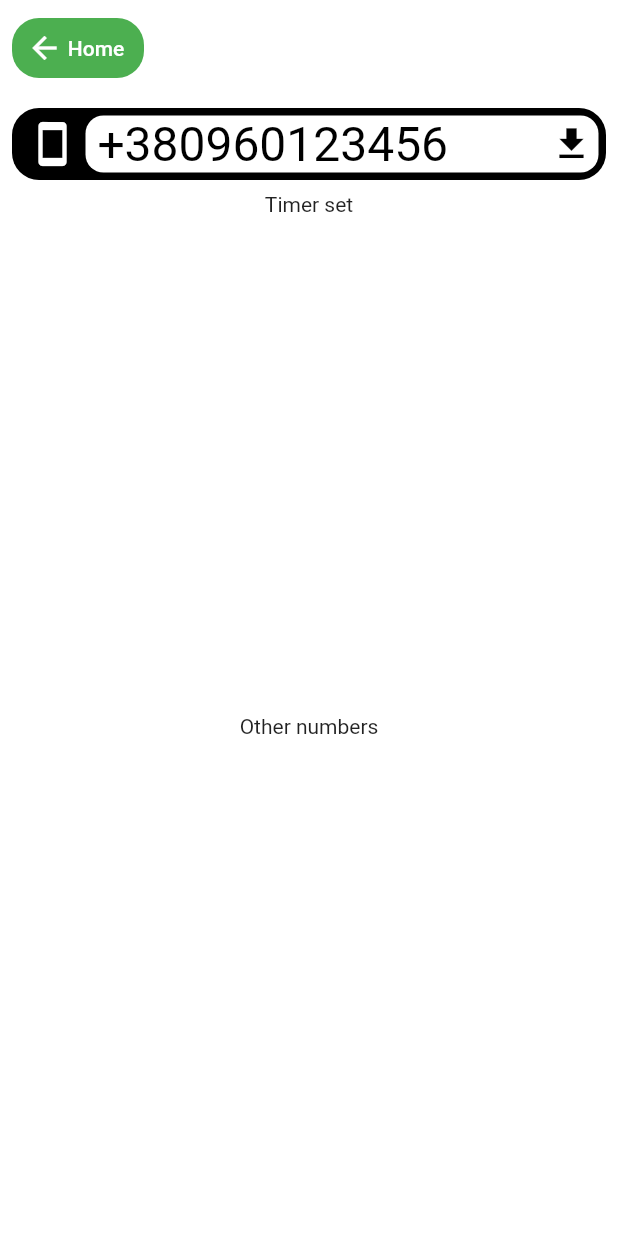
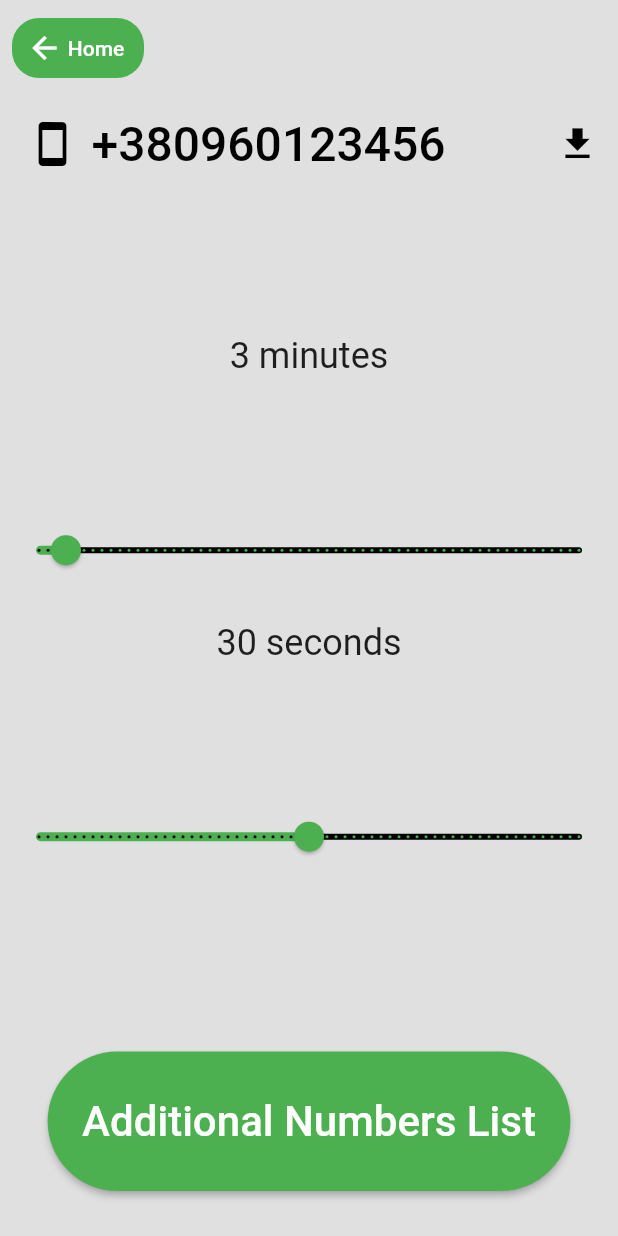
Before and after one commit to bgoncharuck/saveme, a Flutter app: the screen it shows after launch, after a tap on "Settings", on a phone screen of 412 x 824 dp. Run offline on Flutter 3.47's test engine with Material 2 defaults, Android fonts, the phone set to English and light mode, and no system bars.

Commit message:
layout almost done

```diff
--- a/lib/add_number.dart
+++ b/lib/add_number.dart
@@ -18,8 +18,8 @@ class _SaveMeAddNumberState extends State<SaveMeAddNumber> {
             Row(
               children: <Widget>[
                 NavigationButton(
-                    navigate: "/settings",
-                    name: "Settings",
+                    navigate: "/settings/numbers",
+                    name: "Numbers List",
                     icon: Icons.arrow_back,
                     backgroundColor: ColorTheme.darkPrimary,
                     color: ColorTheme.textPrimary),
--- a/lib/home.dart
+++ b/lib/home.dart
@@ -23,7 +23,7 @@ class _SaveMeHomeState extends State<SaveMeHome> {
                     navigate: "/settings",
                     name: "Settings",
                     icon: Icons.settings,
-                    backgroundColor: ColorTheme.darkPrimary,
+                    backgroundColor: ColorTheme.defaultPrimary,
                     color: ColorTheme.textPrimary),
                 Expanded(
                   child: SizedBox(),
@@ -38,8 +38,8 @@ class _SaveMeHomeState extends State<SaveMeHome> {
                 Column(
                   children: <Widget>[
                     Text(
-                      "${CallTimer.minute}",
-                      style: TextStyle(fontSize: 128),
+                      "${CallTimer.minute.toInt()}",
+                      style: TextStyle(fontSize: 96),
                     ),
                     Text(
                       "min",
@@ -55,8 +55,8 @@ class _SaveMeHomeState extends State<SaveMeHome> {
                 Column(
                   children: <Widget>[
                     Text(
-                      "${CallTimer.second}",
-                      style: TextStyle(fontSize: 128),
+                      "${CallTimer.second.toInt()}",
+                      style: TextStyle(fontSize: 96),
                     ),
                     Text(
                       "sec",
--- a/lib/main.dart
+++ b/lib/main.dart
@@ -3,6 +3,7 @@ import 'colors.dart';
 import 'home.dart';
 import 'settings.dart';
 import 'add_number.dart';
+import 'additional_number_list.dart';
 
 void main() => runApp(SaveMe());
 
@@ -14,6 +15,7 @@ class SaveMe extends StatelessWidget {
       home: SaveMeHome(),
       routes: <String, WidgetBuilder>{
         '/settings': (BuildContext context) => SaveMeSettings(),
+        '/settings/numbers': (BuildContext context) => SaveMeNumberList(),
         '/settings/numbers/add': (BuildContext context) => SaveMeAddNumber(),
       },
     );
--- a/lib/main_button.dart
+++ b/lib/main_button.dart
@@ -41,6 +41,7 @@ class _SaveMeMainButtonState extends State<SaveMeMainButton> {
                 buttomState = run;
               } else {
                 buttomState = stop;
+                CallTimer.stop();
               }
             });
           },
--- a/lib/settings.dart
+++ b/lib/settings.dart
@@ -1,4 +1,5 @@
 import 'package:flutter/material.dart';
+import 'package:saveme/timer.dart';
 import 'colors.dart';
 import 'navigation_button.dart';
 
@@ -21,7 +22,7 @@ class _SaveMeSettingsState extends State<SaveMeSettings> {
                     navigate: "/",
                     name: "Home",
                     icon: Icons.arrow_back,
-                    backgroundColor: ColorTheme.darkPrimary,
+                    backgroundColor: ColorTheme.defaultPrimary,
                     color: ColorTheme.textPrimary),
                 Expanded(
                   child: SizedBox(),
@@ -35,7 +36,7 @@ class _SaveMeSettingsState extends State<SaveMeSettings> {
                   borderRadius: new BorderRadius.circular(18.0),
                 ),
                 padding: EdgeInsets.all(1.0),
-                color: ColorTheme.primaryText,
+                color: ColorTheme.background,
                 onPressed: () {
                   setState(() {
                     Navigator.of(context).pushNamed("/settings/numbers/add");
@@ -52,24 +53,18 @@ class _SaveMeSettingsState extends State<SaveMeSettings> {
                       ),
                       child: Icon(
                         Icons.smartphone,
-                        color: ColorTheme.textPrimary,
+                        color: ColorTheme.primaryText,
                         size: 32.0,
                       ),
                     ),
                     Expanded(
-                      child: Card(
-                        shape: RoundedRectangleBorder(
-                          borderRadius: new BorderRadius.circular(12.0),
-                        ),
-                        color: ColorTheme.background,
                       child: Row(
                         children: <Widget>[
                           Expanded(
                             child: Text(
                               " +380960123456 ",
                               style: TextStyle(
-                                    fontSize: 32,
-                                    color: ColorTheme.primaryText),
+                                  fontSize: 32, color: ColorTheme.primaryText),
                             ),
                           ),
                           Padding(
@@ -83,17 +78,38 @@ class _SaveMeSettingsState extends State<SaveMeSettings> {
                         ],
                       ),
                     ),
-                    ),
                   ],
                 ),
               ),
             ),
             Expanded(
-              child: Text("Timer set"),
+              child: TimerConfig(),
             ),
-            Expanded(
-              child: Text("Other numbers"),
+            RaisedButton(
+              onPressed: () {
+                setState(() {
+                  Navigator.of(context).pushNamed("/settings/numbers");
+                });
+              },
+              shape: RoundedRectangleBorder(
+                borderRadius: new BorderRadius.circular(64.0),
               ),
+              color: ColorTheme.darkPrimary,
+              child: Column(
+                children: <Widget>[
+                  SizedBox(height: 30),
+                  Text(
+                    " Additional Numbers List ",
+                    style: TextStyle(
+                      fontSize: 28,
+                      color: ColorTheme.textPrimary,
+                    ),
+                  ),
+                  SizedBox(height: 30),
+                ],
+              ),
+            ),
+            SizedBox(height: 30),
           ],
         ),
       ),
--- a/lib/timer.dart
+++ b/lib/timer.dart
@@ -1,19 +1,20 @@
+import 'package:flutter/material.dart';
+import 'colors.dart';
+
 abstract class ISaveMeTimer {
-  num minutes;
-  num seconds;
-  num minute;
-  num second;
+  double minutes;
+  double seconds;
+  double minute;
+  double second;
   void stop();
 }
 
 class DefaultTimer implements ISaveMeTimer {
-  num minutes;
-  num seconds;
-  num minute;
-  num second;
-  DefaultTimer(this.minutes, this.seconds) {
-    stop();
-  }
+  double minutes = 3.0;
+  double seconds = 30.0;
+  double minute = 3.0;
+  double second = 30.0;
+
   @override
   void stop() {
     minute = minutes;
@@ -21,4 +22,83 @@ class DefaultTimer implements ISaveMeTimer {
   }
 }
 
-ISaveMeTimer CallTimer = DefaultTimer(3, 30);
+class TimerConfig extends StatefulWidget {
+  @override
+  _TimerConfigState createState() => _TimerConfigState();
+}
+
+class _TimerConfigState extends State<TimerConfig> {
+  @override
+  Widget build(BuildContext context) {
+    return Column(
+      children: <Widget>[
+        Expanded(
+          child: SizedBox(),
+        ),
+        Expanded(
+          child: Text(
+            "${CallTimer.minutes.toInt()} minutes",
+            style: TextStyle(
+              fontSize: 24,
+            ),
+          ),
+        ),
+        Expanded(
+          child: Slider(
+            activeColor: ColorTheme.defaultPrimary,
+            inactiveColor: ColorTheme.primaryText,
+            value: CallTimer.minutes,
+            min: 0.0,
+            max: 60.0,
+            divisions: 60,
+            onChanged: (double changed) {
+              setState(() {
+                CallTimer.minutes = changed;
+              });
+            },
+            onChangeEnd: (double changed) {
+              setState(() {
+                CallTimer.minutes = changed;
+                CallTimer.stop();
+              });
+            },
+          ),
+        ),
+        Expanded(
+          child: Text(
+            "${CallTimer.seconds.toInt()} seconds",
+            style: TextStyle(
+              fontSize: 24,
+            ),
+          ),
+        ),
+        Expanded(
+          child: Slider(
+            activeColor: ColorTheme.defaultPrimary,
+            inactiveColor: ColorTheme.primaryText,
+            value: CallTimer.seconds,
+            min: 0.0,
+            max: 60.0,
+            divisions: 60,
+            onChanged: (double changed) {
+              setState(() {
+                CallTimer.seconds = changed;
+              });
+            },
+            onChangeEnd: (double changed) {
+              setState(() {
+                CallTimer.seconds = changed;
+                CallTimer.stop();
+              });
+            },
+          ),
+        ),
+        Expanded(
+          child: SizedBox(),
+        ),
+      ],
+    );
+  }
+}
+
+ISaveMeTimer CallTimer = DefaultTimer();
```
Also changed, not shown: lib/additional_number_list.dart (+52 -0 lines), lib/colors.dart (+6 -6 lines). Lines whose indentation alone changed are shown as unchanged.
